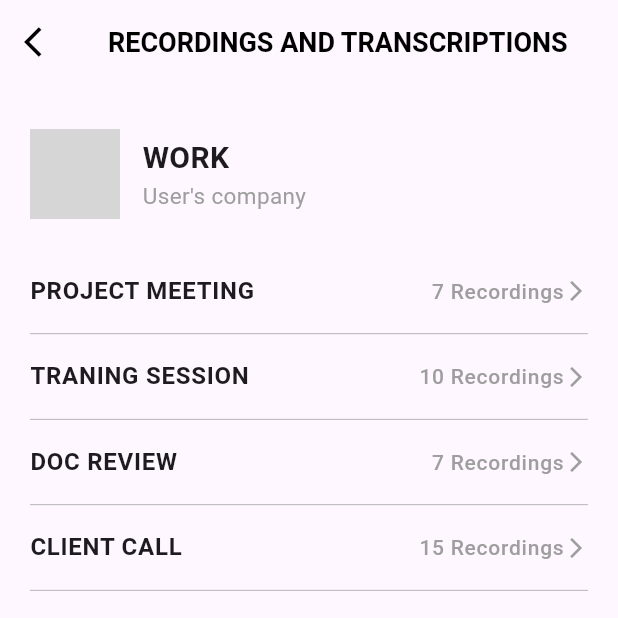
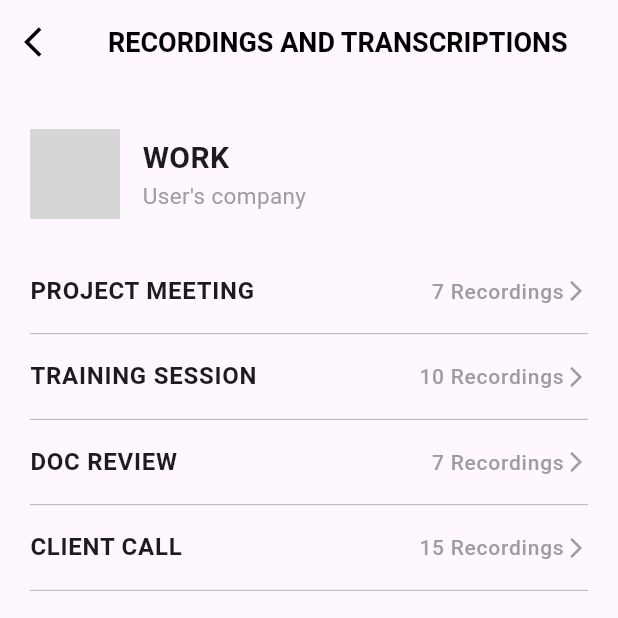
Before and after one commit to gretaseveri04/ADVANCED-USER-INTERFACES-2025-2026, a Flutter app: the TranscriptionScreen screen opened by its route, on a phone screen of 412 x 824 dp, the top half of it. Run offline on Flutter 3.47's test engine with Material 3 defaults, Android fonts, the phone set to English and light mode, and no system bars; grey boxes are pictures that could not be loaded.

Commit message:
Mock API Transcription

```diff
--- a/lib/core/services/mock_api_service.dart
+++ b/lib/core/services/mock_api_service.dart
@@ -1 +1,100 @@
-///
+import 'dart:convert';
+
+import 'package:limitless_app/models/lifelog_model.dart';
+
+class LifelogMockService {
+  // JSON mockup
+  static const String _mockJsonData = '''
+  {
+    "lifelogs": [
+      {
+        "id": "log1",
+        "title": "PROJECT MEETING",
+        "date": "2025-10-31",
+        "content": "Discussione sulla fase 3 del progetto Alfa...",
+        "category": "WORK",
+        "recordingCount": 7
+      },
+      {
+        "id": "log2",
+        "title": "TRAINING SESSION",
+        "date": "2025-10-30",
+        "content": "Sessione di formazione sul nuovo sistema...",
+        "category": "WORK",
+        "recordingCount": 10
+      },
+      {
+        "id": "log3",
+        "title": "DOC REVIEW",
+        "date": "2025-10-29",
+        "content": "Revisione documentazione tecnica...",
+        "category": "WORK",
+        "recordingCount": 7
+      },
+      {
+        "id": "log4",
+        "title": "CLIENT CALL",
+        "date": "2025-10-28",
+        "content": "Chiamata con il cliente per requirements...",
+        "category": "WORK",
+        "recordingCount": 15
+      },
+      {
+        "id": "log5",
+        "title": "1984",
+        "date": "2025-10-31",
+        "content": "Discussione del capitolo 3 del libro 1984.",
+        "category": "Book Club",
+        "recordingCount": 1
+      },
+      {
+        "id": "log6",
+        "title": "ANIMAL FARM",
+        "date": "2025-10-25",
+        "content": "Analisi dei temi principali di Animal Farm.",
+        "category": "Book Club",
+        "recordingCount": 1
+      },
+      {
+        "id": "log7",
+        "title": "THE GREAT GATSBY",
+        "date": "2025-10-20",
+        "content": "Discussione sul simbolismo nel romanzo.",
+        "category": "Book Club",
+        "recordingCount": 1
+      }
+    ]
+  }
+  ''';
+
+  // Ottiene tutti i lifelogs in modo sincrono
+  LifelogResponse getLifelogs() {
+    try {
+      final Map<String, dynamic> jsonData = json.decode(_mockJsonData);
+      return LifelogResponse.fromJson(jsonData);
+    } catch (e) {
+      throw Exception('Errore nella decodifica del JSON: $e');
+    }
+  }
+
+  // Ottiene un singolo lifelog per ID
+  Lifelog? getLifelogById(String id) {
+    try {
+      final response = getLifelogs();
+      return response.lifelogs.firstWhere(
+        (log) => log.id == id,
+        orElse: () => throw Exception('Lifelog non trovato'),
+      );
+    } catch (e) {
+      return null;
+    }
+  }
+
+  // Filtra i lifelogs per categoria
+  List<Lifelog> getLifelogsByCategory(String category) {
+    final response = getLifelogs();
+    return response.lifelogs
+        .where((log) => log.category.toLowerCase() == category.toLowerCase())
+        .toList();
+  }
+}
--- a/lib/models/lifelog_model.dart
+++ b/lib/models/lifelog_model.dart
@@ -1 +1,61 @@
 /// classe obj Lifelog permette di trasformare i dati json in oggetti dart
+class Lifelog {
+  final String id;
+  final String title;
+  final String date;
+  final String content;
+  final String category;
+  final int recordingCount;
+
+  Lifelog({
+    required this.id,
+    required this.title,
+    required this.date,
+    required this.content,
+    required this.category,
+    required this.recordingCount,
+  });
+
+  // Factory per creare un Lifelog da JSON
+  factory Lifelog.fromJson(Map<String, dynamic> json) {
+    return Lifelog(
+      id: json['id'] as String,
+      title: json['title'] as String,
+      date: json['date'] as String,
+      content: json['content'] as String,
+      category: json['category'] as String,
+      recordingCount: json['recordingCount'] as int,
+    );
+  }
+
+  // Metodo per convertire in JSON
+  Map<String, dynamic> toJson() {
+    return {
+      'id': id,
+      'title': title,
+      'date': date,
+      'content': content,
+      'category': category,
+      'recordingCount': recordingCount,
+    };
+  }
+}
+
+class LifelogResponse {
+  final List<Lifelog> lifelogs;
+
+  LifelogResponse({required this.lifelogs});
+
+  factory LifelogResponse.fromJson(Map<String, dynamic> json) {
+    var list = json['lifelogs'] as List;
+    List<Lifelog> lifelogList = list.map((i) => Lifelog.fromJson(i)).toList();
+
+    return LifelogResponse(lifelogs: lifelogList);
+  }
+
+  Map<String, dynamic> toJson() {
+    return {
+      'lifelogs': lifelogs.map((e) => e.toJson()).toList(),
+    };
+  }
+}
--- a/lib/ui/transcription/transcription_screen.dart
+++ b/lib/ui/transcription/transcription_screen.dart
@@ -1,11 +1,25 @@
 import 'package:flutter/material.dart';
-
+import 'package:limitless_app/core/services/mock_api_service.dart';
+import 'package:limitless_app/models/lifelog_model.dart';
 
 class TranscriptionScreen extends StatelessWidget {
   const TranscriptionScreen({super.key});
 
   @override
   Widget build(BuildContext context) {
+    // Carica i dati in modo sincrono
+    final service = LifelogMockService();
+    final lifelogs = service.getLifelogs().lifelogs;
+
+    // Raggruppa i lifelogs per categoria
+    final Map<String, List<Lifelog>> groupedLogs = {};
+    for (var log in lifelogs) {
+      if (!groupedLogs.containsKey(log.category)) {
+        groupedLogs[log.category] = [];
+      }
+      groupedLogs[log.category]!.add(log);
+    }
+
     return Scaffold(
       appBar: AppBar(
         leading: IconButton(
@@ -31,11 +45,36 @@ class TranscriptionScreen extends StatelessWidget {
           children: [
             const SizedBox(height: 20),
 
+            // Genera dinamicamente le categorie e i loro item
+            ...groupedLogs.entries.map((entry) {
+              final category = entry.key;
+              final logs = entry.value;
 
+              return Column(
+                children: [
                   _CategoryHeader(
-              title: 'WORK',
-              subtitle: 'User\'s company',
-              leadingWidget: Container(
+                    title: category,
+                    subtitle: category == 'WORK' ? 'User\'s company' : null,
+                    leadingWidget: _getCategoryIcon(category),
+                  ),
+                  const SizedBox(height: 10),
+                  ...logs.map((log) => _buildRecordingItem(context, log)),
+                  const SizedBox(height: 30),
+                ],
+              );
+            }).toList(),
+
+            const SizedBox(height: 20),
+          ],
+        ),
+      ),
+    );
+  }
+
+  // Genera l'icona appropriata per ogni categoria
+  Widget _getCategoryIcon(String category) {
+    if (category == 'WORK') {
+      return Container(
         width: 60,
         height: 60,
         decoration: BoxDecoration(
@@ -46,20 +85,9 @@ class TranscriptionScreen extends StatelessWidget {
             fit: BoxFit.cover,
           ),
         ),
-              ),
-            ),
-            const SizedBox(height: 10),
-            _buildRecordingItem(context, 'PROJECT MEETING', 7),
-            _buildRecordingItem(context, 'TRANING SESSION', 10),
-            _buildRecordingItem(context, 'DOC REVIEW', 7),
-            _buildRecordingItem(context, 'CLIENT CALL', 15),
-
-            const SizedBox(height: 30),
-
-
-            _CategoryHeader(
-              title: 'Book Club',
-              leadingWidget: Container(
+      );
+    } else if (category == 'Book Club') {
+      return Container(
         width: 60,
         height: 60,
         decoration: BoxDecoration(
@@ -67,28 +95,28 @@ class TranscriptionScreen extends StatelessWidget {
           color: Colors.purple.shade50,
         ),
         child: Icon(Icons.book_outlined, size: 35, color: Colors.purple.shade300),
+      );
+    } else {
+      // Icona di default per altre categorie
+      return Container(
+        width: 60,
+        height: 60,
+        decoration: BoxDecoration(
+          borderRadius: BorderRadius.circular(15),
+          color: Colors.blue.shade50,
         ),
-            ),
-            const SizedBox(height: 10),
-            _buildRecordingItem(context, '1984', 1),
-            _buildRecordingItem(context, 'ANIMAL FARM', 1),
-            _buildRecordingItem(context, 'THE GREAT GATSBY', 1),
-
-            const SizedBox(height: 50),
-          ],
-        ),
-      ),
+        child: Icon(Icons.folder_outlined, size: 35, color: Colors.blue.shade300),
       );
     }
+  }
 
-
-  Widget _buildRecordingItem(BuildContext context, String title, int count) {
+  Widget _buildRecordingItem(BuildContext context, Lifelog log) {
     return Column(
       children: [
         ListTile(
           contentPadding: EdgeInsets.zero,
           title: Text(
-            title,
+            log.title,
             style: const TextStyle(
               fontSize: 16,
               fontWeight: FontWeight.w600,
@@ -98,7 +126,7 @@ class TranscriptionScreen extends StatelessWidget {
             mainAxisSize: MainAxisSize.min,
             children: [
               Text(
-                '$count Recordings',
+                '${log.recordingCount} Recordings',
                 style: const TextStyle(
                   fontSize: 14,
                   color: Colors.grey,
@@ -108,8 +136,11 @@ class TranscriptionScreen extends StatelessWidget {
             ],
           ),
           onTap: () {
-
-            Navigator.pushNamed(context, '/transcriptionDetail', arguments: title);
+            Navigator.pushNamed(
+              context,
+              '/transcriptionDetail',
+              arguments: log,
+            );
           },
         ),
         const Divider(height: 1, thickness: 0.5, color: Colors.grey),
@@ -118,7 +149,6 @@ class TranscriptionScreen extends StatelessWidget {
   }
 }
 
-// (es. WORK, Book Club)
 class _CategoryHeader extends StatelessWidget {
   final String title;
   final String? subtitle;
```
Lines whose indentation alone changed are shown as unchanged.
